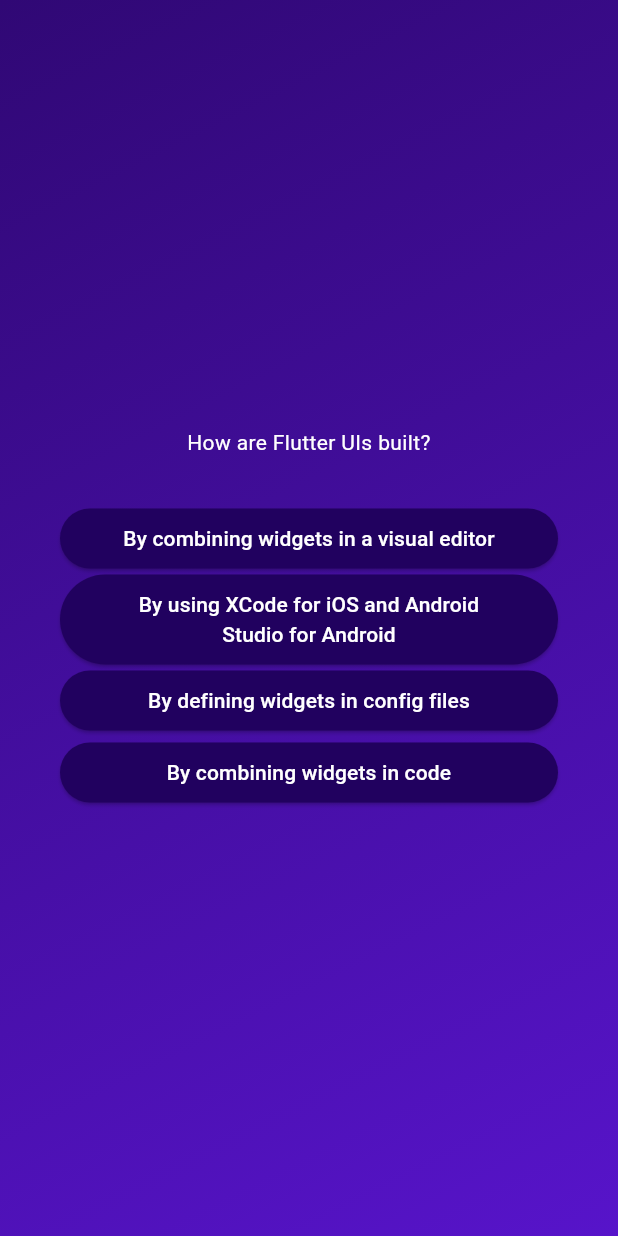
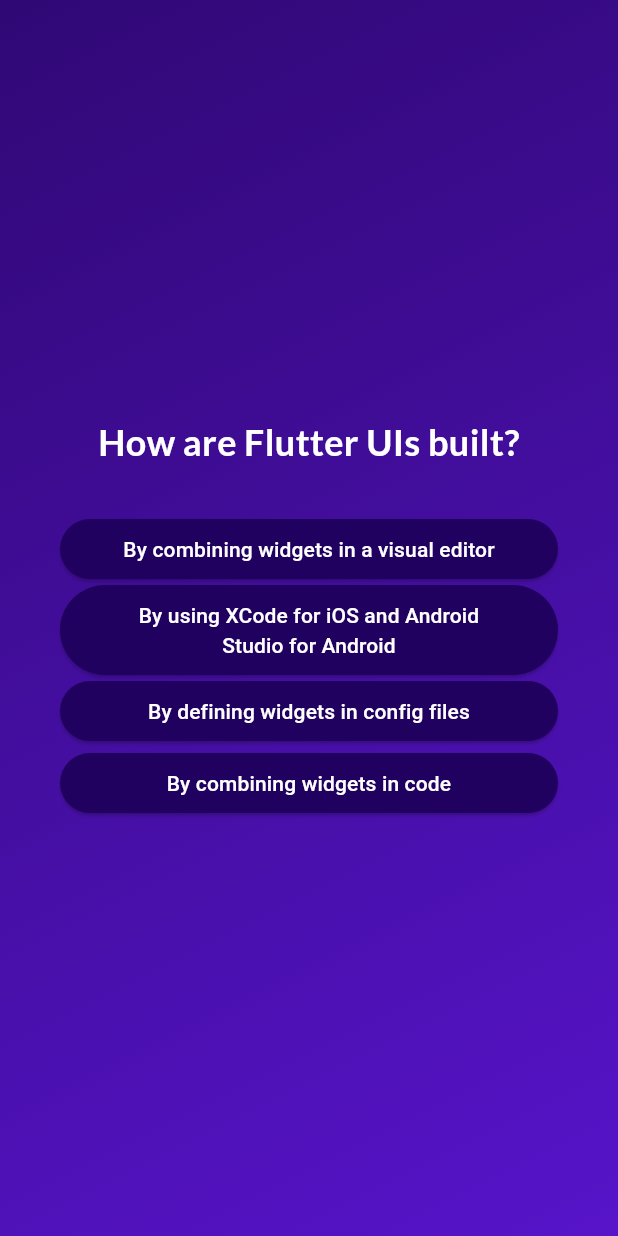
Before and after one commit to RamiAlmuhana/QuizApp, a Flutter app: the screen it shows after launch, after a tap on "Start Quiz", after a tap on "Components", on a phone screen of 412 x 824 dp. Run offline on Flutter 3.47's test engine with Material 3 defaults, Android fonts, the phone set to English and light mode, and no system bars; our stand-ins replace google_fonts.

Commit message:
App bijna afgemaakt

```diff
--- a/lib/questions_screen.dart
+++ b/lib/questions_screen.dart
@@ -1,9 +1,13 @@
 import 'package:flutter/material.dart';
 import 'package:quiz_app/answer_button.dart';
 import 'package:quiz_app/data/questions.dart';
+import 'package:google_fonts/google_fonts.dart';
+
 
 class QuestionsScreen extends StatefulWidget {
-  const QuestionsScreen({super.key});
+  const QuestionsScreen({super.key, required this.onSelectAnswer,});
+
+  final void Function(String answer) onSelectAnswer;
 
   @override
   State<QuestionsScreen> createState() {
@@ -14,7 +18,8 @@ class QuestionsScreen extends StatefulWidget {
 class _QuestionsScreenState extends State<QuestionsScreen> {
   var currentQuestionIndex = 0;
 
-  void answerQuestion() {
+  void answerQuestion(String selectedAnswer) {
+    widget.onSelectAnswer(selectedAnswer);
     // currentQuestionIndex = currentQuestionIndex + 1;
     // currentQuestionIndex += 1;
     setState(() {
@@ -37,14 +42,21 @@ class _QuestionsScreenState extends State<QuestionsScreen> {
           children: [
             Text(
               currentQuestion.text,
-              style: const TextStyle(
+              style: GoogleFonts.lato(
                 color: Colors.white,
+                fontSize: 24,
+                fontWeight: FontWeight.bold,
               ),
               textAlign: TextAlign.center,
-            ),
+              ),
             const SizedBox(height: 30),
             ...currentQuestion.getShuffleAnswers().map((answer) {
-              return AnswerButton(answerText: answer, onTap: answerQuestion);
+              return AnswerButton(
+                answerText: answer,
+                onTap: () {
+                  answerQuestion(answer);
+                }
+              );
             }),
           ],
         ),
--- a/lib/quiz.dart
+++ b/lib/quiz.dart
@@ -1,6 +1,8 @@
 import 'package:flutter/material.dart';
+import 'package:quiz_app/data/questions.dart';
 import 'package:quiz_app/questions_screen.dart';
 import 'package:quiz_app/start_screen.dart';
+import 'package:quiz_app/result_screen.dart';
 
 class Quiz extends StatefulWidget {
   const Quiz({super.key});
@@ -12,6 +14,7 @@ class Quiz extends StatefulWidget {
 }
 
 class _QuizState extends State<Quiz> {
+  List<String> selectedAnswer = [];
   var activeScreen = 'start-screen';
 
   void switchScreen() {
@@ -20,12 +23,30 @@ class _QuizState extends State<Quiz> {
     });
   }
 
+  void chooseAnswer(String answer) {
+    selectedAnswer.add(answer);
+
+    if (selectedAnswer.length == questions.length) {
+      setState(() {
+        // selectedAnswer = [];
+        activeScreen = 'result-screen';
+      });
+    }
+  }
+
+
   @override
   Widget build(context) {
     Widget screenWidget = StartScreen(switchScreen);
 
     if (activeScreen == 'question-screen') {
-      screenWidget = const QuestionsScreen();
+      screenWidget = QuestionsScreen(
+        onSelectAnswer: chooseAnswer,
+      );
+    }
+
+    if (activeScreen == 'result-screen') {
+      screenWidget = ResultScreen(chooseAnswers: selectedAnswer,);
     }
 
     return MaterialApp(
--- a/lib/start_screen.dart
+++ b/lib/start_screen.dart
@@ -1,4 +1,6 @@
 import 'package:flutter/material.dart';
+import 'package:google_fonts/google_fonts.dart';
+
 
 class StartScreen extends StatelessWidget{
   const StartScreen(this.startQuiz, {super.key});
@@ -19,10 +21,10 @@ class StartScreen extends StatelessWidget{
           const SizedBox(
             height: 80,
           ),
-          const Text(
+          Text(
             'Learn Flutter the fun way!',
-            style: TextStyle(
-              color: Color.fromARGB(255, 218, 198, 252),
+            style: GoogleFonts.lato(
+              color: const Color.fromARGB(255, 218, 198, 252),
               fontSize: 24,
             ),
           ),
```
Also changed, not shown: lib/questions_summary.dart (added, +34 -0 lines), lib/result_screen.dart (added, +55 -0 lines).
